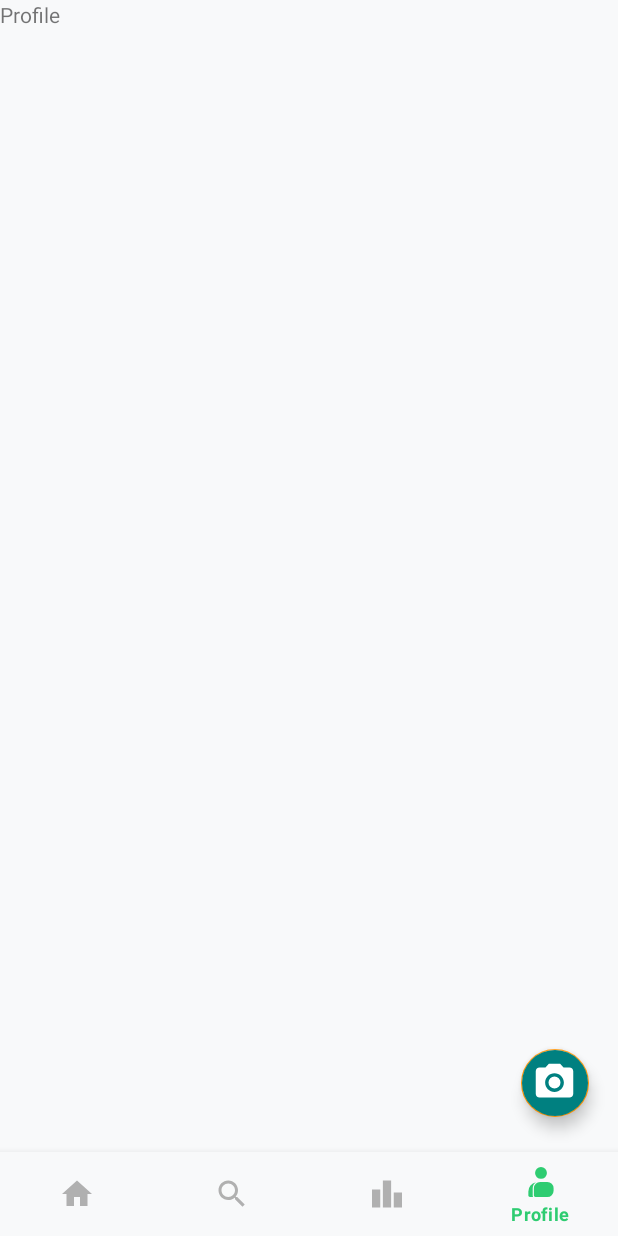
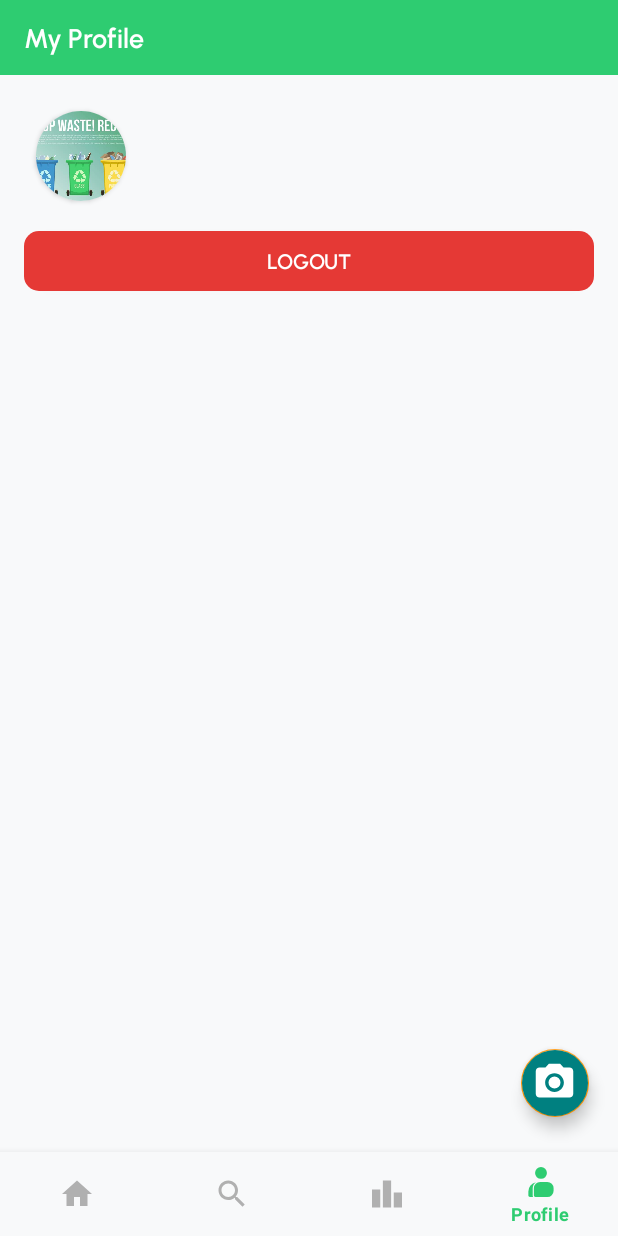
Before and after one commit to akashs056/EcoSnap, an Android app: the screen it shows after launch once a user with an empty profile is signed in (MainActivity), item 4 of the bottom bar chosen, on a phone screen of 412 x 824 dp. Run offline under Robolectric (Android 15) with nearby library versions, the phone set to English and light mode, and no system bars; our stand-ins replace Firebase (no records; nobody signed in at launch, a user with empty details on screens opened directly); pictures from the network do not load.

Commit message:
add profile and update card UI

```diff
--- a/app/src/main/java/com/example/ecosnap/activities/FormSubmissionActvity.kt
+++ b/app/src/main/java/com/example/ecosnap/activities/FormSubmissionActvity.kt
@@ -1,5 +1,6 @@
 package com.example.ecosnap.activities
 
+import android.content.Intent
 import android.content.res.Configuration
 import android.net.Uri
 import android.os.Bundle
@@ -34,6 +35,8 @@ class FormSubmissionActvity : AppCompatActivity() {
         viewmodel.isReportWastePosted.observe(this){
             it.onSuccess {
                 Toast.makeText(this, "Report Posted Successfully", Toast.LENGTH_SHORT).show()
+                val intent = Intent(this, MainActivity::class.java)
+                startActivity(intent)
                 finish()
             }.onFailure { error ->
                 Toast.makeText(this, error.message, Toast.LENGTH_SHORT).show()
--- a/app/src/main/java/com/example/ecosnap/auth/repositories/AuthRepo.kt
+++ b/app/src/main/java/com/example/ecosnap/auth/repositories/AuthRepo.kt
@@ -31,6 +31,7 @@ class AuthRepo(private val context: Context) {
             try {
                 val task = auth.signInWithEmailAndPassword(email, password).await()
                 if (task.user != null) {
+                    saveUserDetails("Demo", email)
                     Result.success(true)
                 } else {
                     Result.failure(Exception("Authentication Failed"))
@@ -74,7 +75,7 @@ class AuthRepo(private val context: Context) {
     }
 
     suspend fun saveUserToBackend(name: String, email: String, password: String): Result<Boolean> {
-        val url = "https://server-eco-snap.vercel.app/user/create"
+        val url = "https://eco-snap-server.vercel.app/user/create"
         Log.d("EcoSnapDebug", "in auth repo saveUserToBackend url: $url")
         val requestBody = mapOf(
             "name" to name,
--- a/app/src/main/java/com/example/ecosnap/fragments/HomeFragment.kt
+++ b/app/src/main/java/com/example/ecosnap/fragments/HomeFragment.kt
@@ -1,16 +1,16 @@
 package com.example.ecosnap.fragments
 
+import android.content.Intent
 import android.os.Bundle
 import androidx.fragment.app.Fragment
 import android.view.LayoutInflater
 import android.view.View
 import android.view.ViewGroup
-import androidx.lifecycle.ViewModel
 import androidx.lifecycle.ViewModelProvider
 import androidx.recyclerview.widget.LinearLayoutManager
-import com.example.ecosnap.R
 import com.example.ecosnap.Utils.GlobalVariables
 import com.example.ecosnap.adapters.RequestAdapter
+import com.example.ecosnap.auth.LaunchActivity
 import com.example.ecosnap.databinding.FragmentHomeBinding
 import com.example.ecosnap.viewmodels.MainViewmodel
 
@@ -28,7 +28,7 @@ class HomeFragment : Fragment() {
         binding.requestRv.adapter = requestAdapter
         viewModel.fetchWasteReports(GlobalVariables.email)
         viewModel.wasteReports.observe(viewLifecycleOwner){reports ->
-            requestAdapter.updateList(reports.getOrNull() ?: emptyList())
+            requestAdapter.updateList(reports.getOrNull()?.reversed() ?: emptyList())
         }
         viewModel.isLoading.observe(viewLifecycleOwner){
             if (it){
--- a/app/src/main/java/com/example/ecosnap/fragments/ProfileFragment.kt
+++ b/app/src/main/java/com/example/ecosnap/fragments/ProfileFragment.kt
@@ -1,19 +1,36 @@
 package com.example.ecosnap.fragments
 
+import android.content.Intent
 import android.os.Bundle
 import androidx.fragment.app.Fragment
 import android.view.LayoutInflater
 import android.view.View
 import android.view.ViewGroup
+import androidx.lifecycle.ViewModelProvider
 import com.example.ecosnap.R
+import com.example.ecosnap.Utils.GlobalVariables
+import com.example.ecosnap.auth.LaunchActivity
 import com.example.ecosnap.databinding.FragmentProfileBinding
+import com.example.ecosnap.viewmodels.MainViewmodel
 
 class ProfileFragment : Fragment() {
     private lateinit var binding: FragmentProfileBinding
+    private lateinit var viewModel: MainViewmodel
     override fun onCreateView(
         inflater: LayoutInflater, container: ViewGroup?, savedInstanceState: Bundle?
     ): View {
         binding = FragmentProfileBinding.inflate(layoutInflater,container,false)
+        viewModel = ViewModelProvider(this).get(MainViewmodel::class.java)
+        binding.email.text = GlobalVariables.email
+        binding.name.text = GlobalVariables.name
+
+        binding.logout.setOnClickListener {
+            viewModel.logout()
+            val intent = Intent(requireContext(), LaunchActivity::class.java)
+            startActivity(intent)
+            requireActivity().finish()
+        }
+
         return binding.root
     }
 }
--- a/app/src/main/java/com/example/ecosnap/viewmodels/MainViewmodel.kt
+++ b/app/src/main/java/com/example/ecosnap/viewmodels/MainViewmodel.kt
@@ -57,5 +57,9 @@ class MainViewmodel(application: Application): AndroidViewModel(application) {
         }
     }
 
+    fun logout(){
+        mainRepo.logout()
+    }
+
 
 }
--- /dev/null
+++ b/app/src/main/res/drawable/red_rounded_btn_bg.xml
@@ -0,0 +1,9 @@
+<?xml version="1.0" encoding="utf-8"?>
+<shape
+    xmlns:android="http://schemas.android.com/apk/res/android">
+    <corners
+        android:radius="10dp" />
+
+    <solid android:color="#E53935"/>
+
+</shape>
--- a/app/src/main/res/layout/fragment_home.xml
+++ b/app/src/main/res/layout/fragment_home.xml
@@ -115,7 +115,7 @@
         </LinearLayout>
 
         <LinearLayout
-            android:id="@+id/MyClasRoom"
+            android:id="@+id/explore"
             android:layout_width="0dp"
             android:layout_height="wrap_content"
             android:layout_margin="10dp"
--- a/app/src/main/res/layout/fragment_profile.xml
+++ b/app/src/main/res/layout/fragment_profile.xml
@@ -1,14 +1,89 @@
 <?xml version="1.0" encoding="utf-8"?>
-<FrameLayout xmlns:android="http://schemas.android.com/apk/res/android"
+<androidx.constraintlayout.widget.ConstraintLayout xmlns:android="http://schemas.android.com/apk/res/android"
     xmlns:tools="http://schemas.android.com/tools"
     android:layout_width="match_parent"
     android:layout_height="match_parent"
+    xmlns:app="http://schemas.android.com/apk/res-auto"
     tools:context=".fragments.ProfileFragment">
 
-    <!-- TODO: Update blank fragment layout -->
+    <androidx.constraintlayout.widget.ConstraintLayout
+        android:id="@+id/topbar"
+        android:layout_width="match_parent"
+        android:layout_height="50dp"
+        app:layout_constraintStart_toStartOf="parent"
+        app:layout_constraintEnd_toEndOf="parent"
+        android:background="@color/primary_green"
+        app:layout_constraintTop_toTopOf="parent">
+        <TextView
+            android:layout_width="wrap_content"
+            android:layout_height="wrap_content"
+            android:text="@string/my_profile"
+            android:textColor="@color/white"
+            android:fontFamily="@font/semibold"
+            android:textSize="18sp"
+            app:layout_constraintTop_toTopOf="parent"
+            app:layout_constraintStart_toStartOf="parent"
+            app:layout_constraintBottom_toBottomOf="parent"
+            android:layout_marginStart="16dp"/>
+
+    </androidx.constraintlayout.widget.ConstraintLayout>
+
+    <androidx.cardview.widget.CardView
+        android:id="@+id/img_card_view"
+        android:layout_width="60dp"
+        android:layout_height="60dp"
+        app:cardCornerRadius="100dp"
+        android:layout_marginStart="24dp"
+        android:layout_marginTop="24dp"
+        app:layout_constraintStart_toStartOf="parent"
+        app:layout_constraintTop_toBottomOf="@+id/topbar">
+
+        <ImageView
+            android:id="@+id/waste_img"
+            android:layout_width="60dp"
+            android:layout_height="60dp"
+            android:scaleType="centerCrop"
+            android:src="@drawable/banner_img_1" />
+    </androidx.cardview.widget.CardView>
+
     <TextView
+        android:id="@+id/name"
+        android:layout_width="wrap_content"
+        android:layout_height="wrap_content"
+        android:text="Name"
+        android:fontFamily="@font/semibold"
+        android:textSize="20sp"
+        android:layout_marginStart="16dp"
+        android:textColor="@color/text_black"
+        app:layout_constraintTop_toTopOf="@id/img_card_view"
+        app:layout_constraintStart_toEndOf="@id/img_card_view"/>
+
+    <TextView
+        android:id="@+id/email"
+        android:layout_width="wrap_content"
+        android:layout_height="wrap_content"
+        android:text="email"
+        android:fontFamily="@font/semibold"
+        android:layout_marginTop="4dp"
+        android:textSize="16sp"
+        android:layout_marginStart="16dp"
+        android:textColor="@color/text_black"
+        app:layout_constraintTop_toBottomOf="@id/name"
+        app:layout_constraintStart_toEndOf="@id/img_card_view"/>
+
+    <androidx.appcompat.widget.AppCompatButton
+        android:id="@+id/logout"
         android:layout_width="match_parent"
-        android:layout_height="match_parent"
-        android:text="Profile" />
+        android:layout_height="40dp"
+        android:layout_marginHorizontal="16dp"
+        android:layout_marginTop="20dp"
+        android:background="@drawable/red_rounded_btn_bg"
+        android:text="Logout"
+        android:fontFamily="@font/semibold"
+        android:textColor="@color/white"
+        app:layout_constraintEnd_toEndOf="parent"
+        app:layout_constraintStart_toStartOf="parent"
+        app:layout_constraintTop_toBottomOf="@+id/img_card_view" />
 
-</FrameLayout>
+
+</androidx.constraintlayout.widget.ConstraintLayout>
--- a/app/src/main/res/values/strings.xml
+++ b/app/src/main/res/values/strings.xml
@@ -61,9 +61,10 @@
     <string name="description">Description</string>
     <string name="desription_optional">Desription (Optional)</string>
     <string name="your_requests">Your Requests</string>
-    <string name="type">Type:</string>
-    <string name="status">Status:</string>
+    <string name="type">• Type:</string>
+    <string name="status">• Status:</string>
     <string name="created_at">Created At:</string>
     <string name="description_">"Description: "</string>
     <string name="leaderboard">Leaderboard</string>
+    <string name="my_profile">My Profile</string>
 </resources>
```
Also changed, not shown: app/src/main/java/com/example/ecosnap/repository/EcoSnapRepo.kt (+17 -4 lines), app/src/main/res/drawable/green_border.xml (added, +11 -0 lines), app/src/main/res/drawable/pending_bg.xml (added, +9 -0 lines), app/src/main/res/layout/sample_request.xml (+48 -55 lines).
